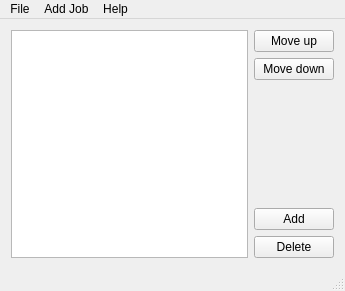
The window that ConfigurationEditingTool/mainwindow.ui (MickaelOnTheWave/GuimicK) describes before a commit, drawn with Qt 5.
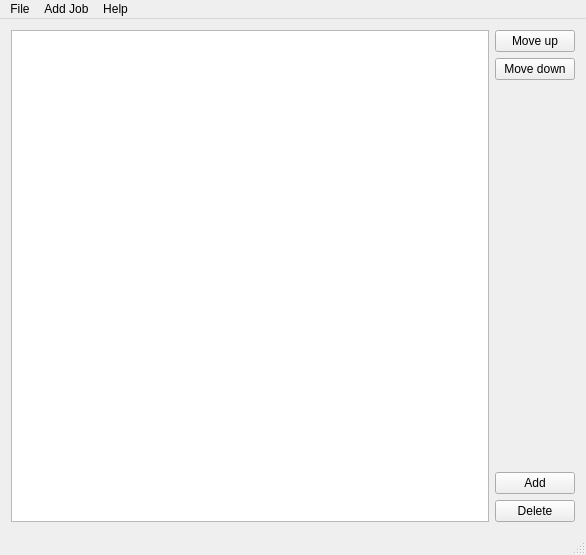
The same window after the commit.

What changed in the file:
```diff
--- a/ConfigurationEditingTool/mainwindow.ui
+++ b/ConfigurationEditingTool/mainwindow.ui
@@ -6,8 +6,8 @@
    <rect>
     <x>0</x>
     <y>0</y>
-    <width>345</width>
-    <height>291</height>
+    <width>586</width>
+    <height>555</height>
    </rect>
   </property>
   <property name="windowTitle">
@@ -74,7 +74,7 @@
     <rect>
      <x>0</x>
      <y>0</y>
-     <width>345</width>
+     <width>586</width>
      <height>19</height>
     </rect>
    </property>
```
